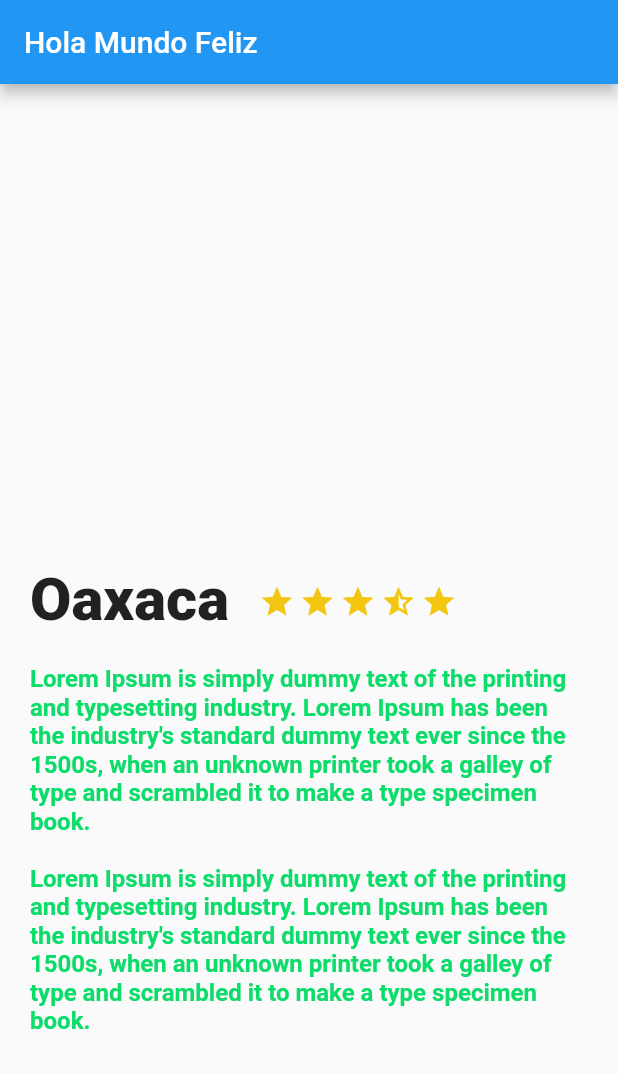
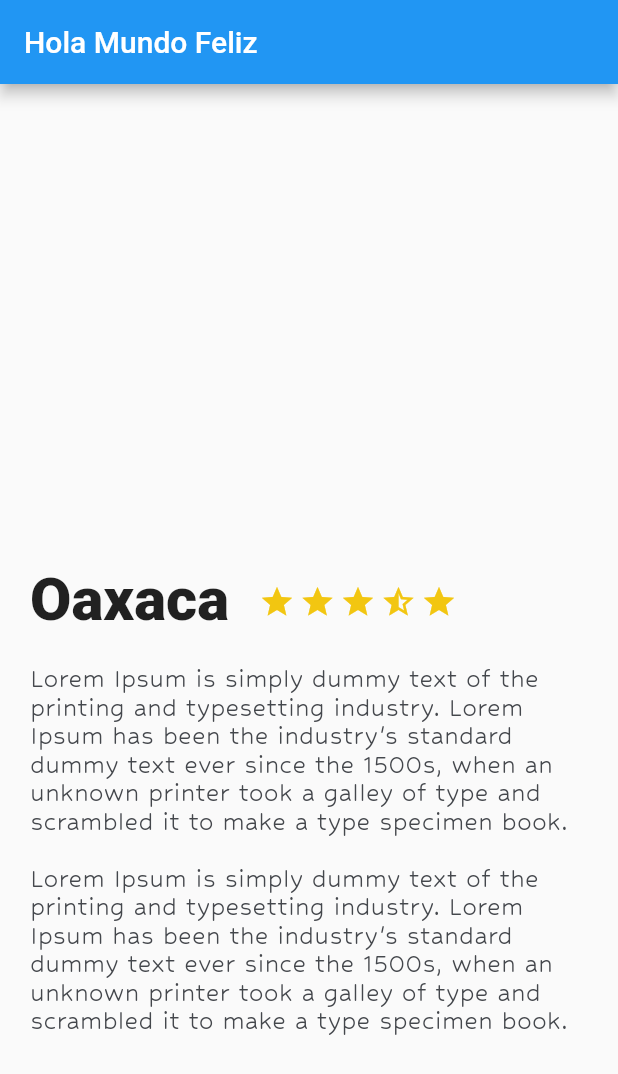
Before and after one commit to khemtz/PAM_uao_2022, a Flutter app: the screen it shows after launch, on a phone screen of 412 x 824 dp. Shown: the top 1074 px of the screen. Run offline on Flutter 3.47's test engine with Material 2 defaults, Android fonts, the phone set to English and light mode, and no system bars.

Commit message:
Agregar: Se puso fuentes e imagenes

```diff
--- a/lib/description_place.dart
+++ b/lib/description_place.dart
@@ -73,9 +73,9 @@ class DescriptionPlace extends StatelessWidget {
       child: new Text(
         descriptionPlace,
         style: const TextStyle(
-            fontSize: 16.0,
-            fontWeight: FontWeight.bold,
-            color: Color(0xFF0CDC6A)
+            fontFamily: "Huballi",
+            fontSize: 20.0,
+            color: Color(0xFF44474C)
         ),
 
       ),
```
Also changed, not shown: pubspec.yaml (+13 -0 lines), assets/img/carlos.png (added), assets/img/girl.jpg (added), assets/img/people.jpg (added), fonts/Hubballi-Regular.ttf (added), fonts/Lato-Italic.ttf (added), fonts/Lato-Regular.ttf (added).
